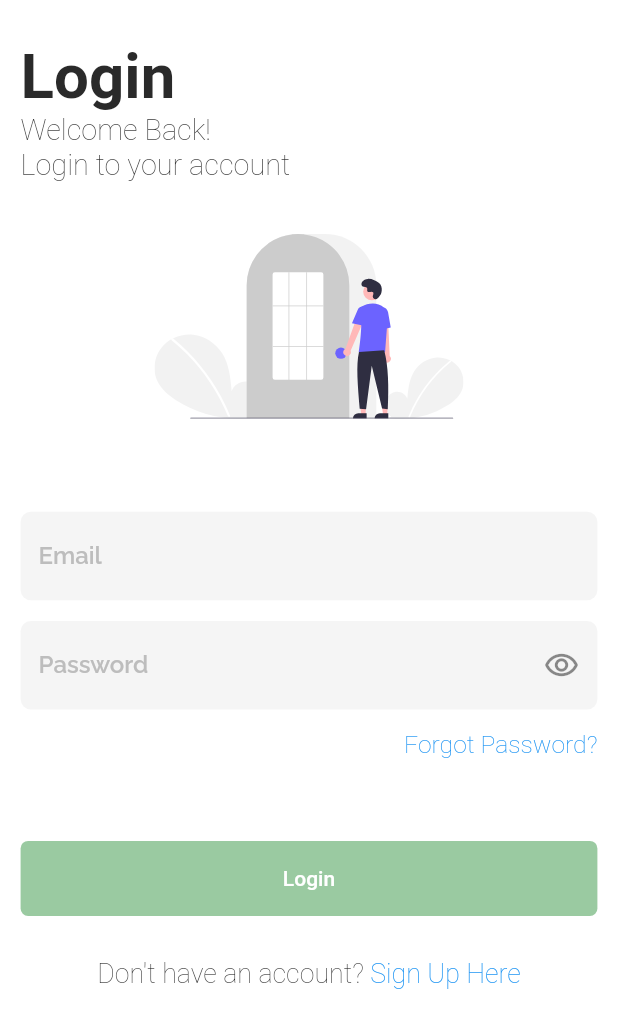
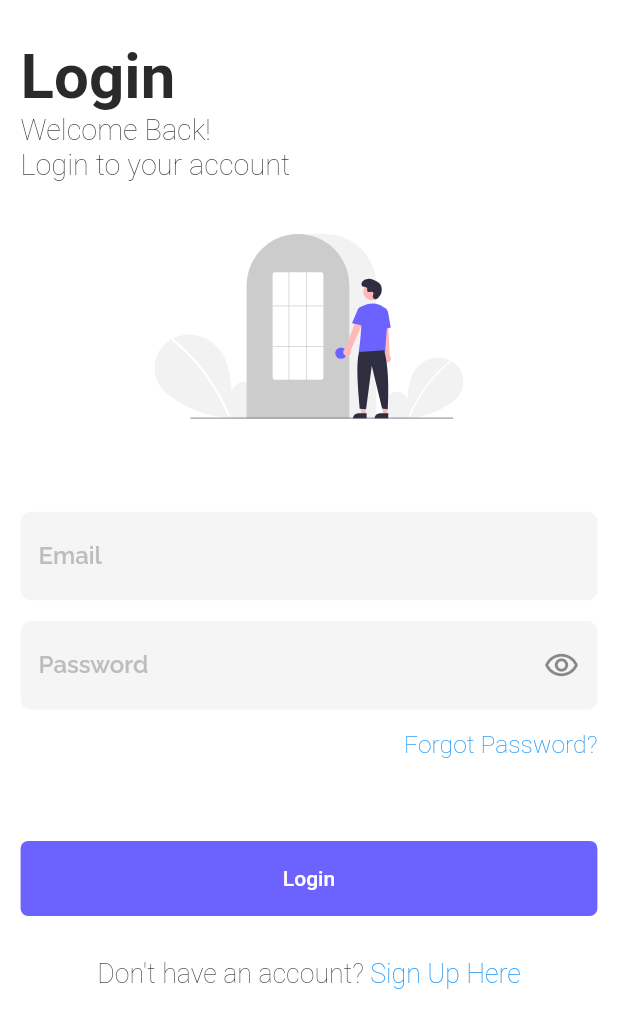
Before and after one commit to olamilekan-adeleke/kod-chat-updated, a Flutter app: the screen it shows after launch, on a phone screen of 412 x 824 dp. Shown: the top 1028 px of the screen. Run offline on Flutter 3.47's test engine with Material 2 defaults, Android fonts, the phone set to English and light mode, and no system bars; our stand-ins replace cached_network_image, cloud_firestore, firebase_auth, firebase_core, firebase_messaging, flutter_local_notifications and 6 more; accounts and stored records are empty; Roboto replaces fonts that are missing (Blinker).

Commit message:
update colors again

```diff
--- a/lib/cores/constants/color.dart
+++ b/lib/cores/constants/color.dart
@@ -1,8 +1,8 @@
 import 'package:flutter/material.dart';
 
 const Color kcTextColor = Color(0xff2a2a2a);
-const Color kcPrimaryColor = Color(0xff9acaa1);
-const Color kcPrimaryColorTwo = Color(0xff214326);
+const Color kcPrimaryColor = Color(0xff6C63FF);
+final Color kcPrimaryColorTwo = Color(0xff6C63FF).withOpacity(0.7);
 const Color kcGreyLight = Color(0xffEEEEEE);
 const Color kcGrey400 = Color(0xffBDBDBD);
 const Color kcGrey300 = Color(0xffD6D6D6);
```
